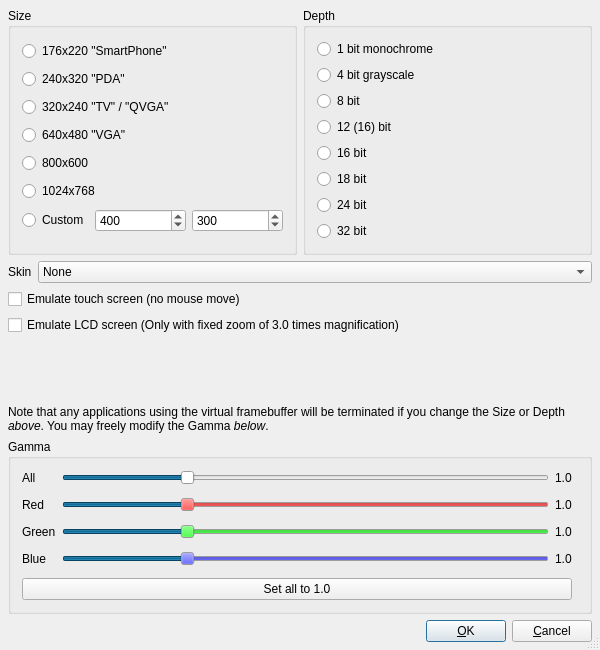
Above: tools/qvfb/config.ui from Fat-Zer/qt4-historical before the change. Below: the same form after it.
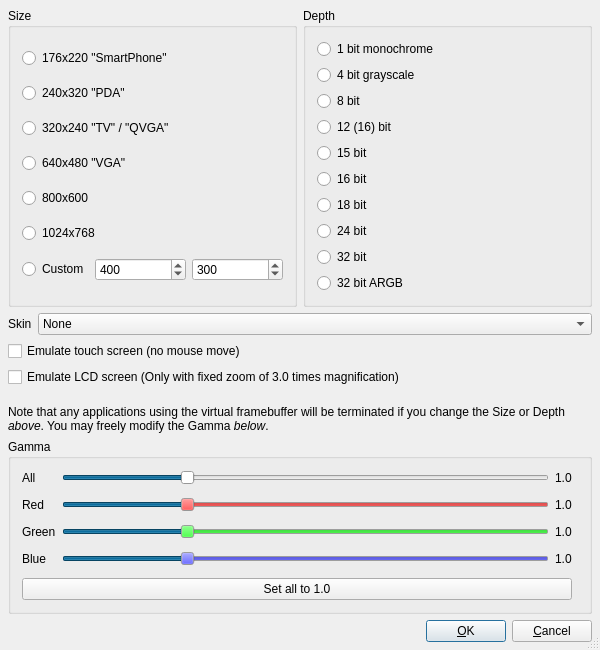
That is the form after the change. Custom widgets are drawn as their Qt base class.

Patch:
```diff
--- a/tools/qvfb/config.ui
+++ b/tools/qvfb/config.ui
@@ -77,9 +77,7 @@
      <item>
       <widget class="QGroupBox" name="ButtonGroup1" >
        <property name="sizePolicy" >
-        <sizepolicy>
-         <hsizetype>5</hsizetype>
-         <vsizetype>5</vsizetype>
+        <sizepolicy vsizetype="Preferred" hsizetype="Preferred" >
          <horstretch>0</horstretch>
          <verstretch>0</verstretch>
         </sizepolicy>
@@ -147,9 +145,7 @@
           <item>
            <widget class="QRadioButton" name="size_custom" >
             <property name="sizePolicy" >
-             <sizepolicy>
-              <hsizetype>0</hsizetype>
-              <vsizetype>0</vsizetype>
+             <sizepolicy vsizetype="Fixed" hsizetype="Fixed" >
               <horstretch>0</horstretch>
               <verstretch>0</verstretch>
              </sizepolicy>
@@ -236,6 +232,13 @@
           </property>
          </widget>
         </item>
+        <item>
+         <widget class="QRadioButton" name="depth_15" >
+          <property name="text" >
+           <string>15 bit</string>
+          </property>
+         </widget>
+        </item>
         <item>
          <widget class="QRadioButton" name="depth_16" >
           <property name="text" >
@@ -264,6 +267,13 @@
           </property>
          </widget>
         </item>
+        <item>
+         <widget class="QRadioButton" name="depth_32_argb" >
+          <property name="text" >
+           <string>32 bit ARGB</string>
+          </property>
+         </widget>
+        </item>
        </layout>
       </widget>
      </item>
@@ -287,9 +297,7 @@
      <item>
       <widget class="QComboBox" name="skin" >
        <property name="sizePolicy" >
-        <sizepolicy>
-         <hsizetype>7</hsizetype>
-         <vsizetype>0</vsizetype>
+        <sizepolicy vsizetype="Fixed" hsizetype="Expanding" >
          <horstretch>0</horstretch>
          <verstretch>0</verstretch>
         </sizepolicy>
```
Left out of the diff: 1368 changed lines with no effect on the pictures. Lines whose indentation alone changed are shown as unchanged.
